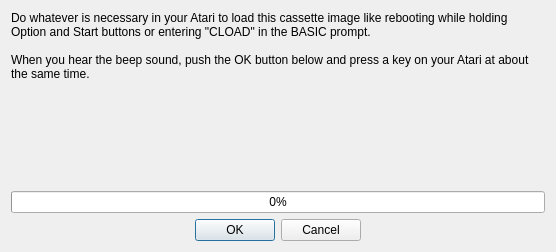
Above: android/cassettedialog.ui from greblus/aspeqt before the change. Below: the same form after it.
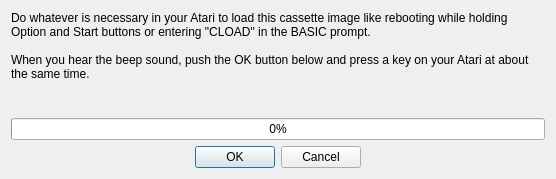
That is the form after the change.

Patch:
```diff
--- a/android/cassettedialog.ui
+++ b/android/cassettedialog.ui
@@ -10,7 +10,7 @@
     <x>0</x>
     <y>0</y>
     <width>556</width>
-    <height>252</height>
+    <height>179</height>
    </rect>
   </property>
   <property name="sizePolicy">
```
